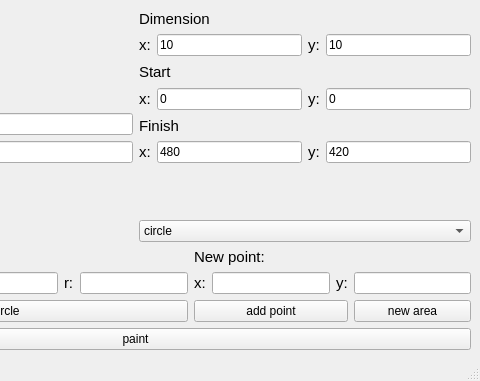
This is shortestway.ui in Qzarov/shortest-way as Qt 5 draws it before an edit; both pictures show x 209 to 689 and y 0 to 381 of the 689 by 381 pixel window. The edited form follows.
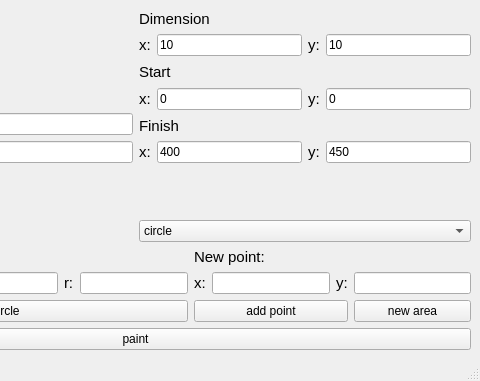
This is the edited form.

The edit to the form file:
```diff
--- a/shortestway.ui
+++ b/shortestway.ui
@@ -218,7 +218,7 @@
             <item row="5" column="1">
              <widget class="QLineEdit" name="x_finish_lineEdit">
               <property name="text">
-               <string>480</string>
+               <string>400</string>
               </property>
              </widget>
             </item>
@@ -237,7 +237,7 @@
             <item row="5" column="3">
              <widget class="QLineEdit" name="y_finish_lineEdit">
               <property name="text">
-               <string>420</string>
+               <string>450</string>
               </property>
              </widget>
             </item>
```
Left out of the diff: 2 changed lines with no effect on the pictures.
